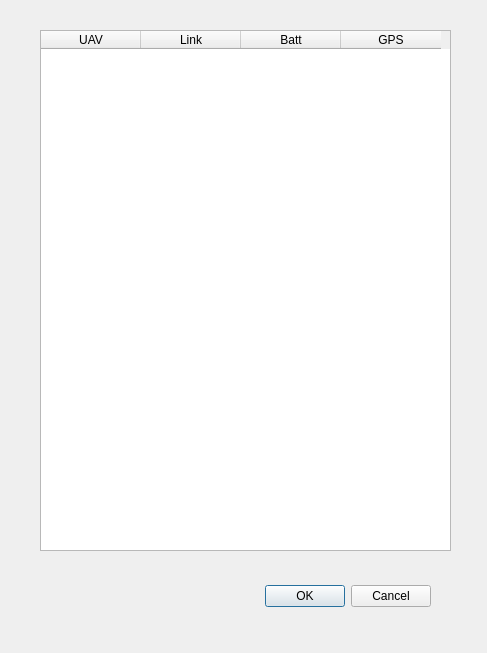
This is SwarmCommander/modules/sc_qt_gui/dashboardDialog.ui in jaymonty/swarmcommander as Qt 5 draws it before an edit. The edited form follows.
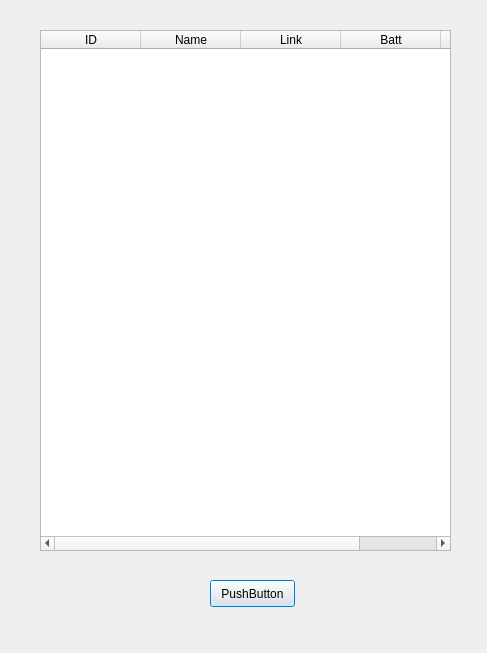
This is the edited form.

Commit message: qt_gui: Dashboard more fleshed out.

```diff
--- a/SwarmCommander/modules/sc_qt_gui/dashboardDialog.ui
+++ b/SwarmCommander/modules/sc_qt_gui/dashboardDialog.ui
@@ -13,22 +13,6 @@
   <property name="windowTitle">
    <string>Dashboard</string>
   </property>
-  <widget class="QDialogButtonBox" name="buttonBox">
-   <property name="geometry">
-    <rect>
-     <x>90</x>
-     <y>580</y>
-     <width>341</width>
-     <height>32</height>
-    </rect>
-   </property>
-   <property name="orientation">
-    <enum>Qt::Horizontal</enum>
-   </property>
-   <property name="standardButtons">
-    <set>QDialogButtonBox::Cancel|QDialogButtonBox::Ok</set>
-   </property>
-  </widget>
   <widget class="QTableWidget" name="tableWidget">
    <property name="geometry">
     <rect>
@@ -40,7 +24,12 @@
    </property>
    <column>
     <property name="text">
-     <string>UAV</string>
+     <string>ID</string>
+    </property>
+   </column>
+   <column>
+    <property name="text">
+     <string>Name</string>
     </property>
    </column>
    <column>
@@ -59,6 +48,19 @@
     </property>
    </column>
   </widget>
+  <widget class="QPushButton" name="pushButton">
+   <property name="geometry">
+    <rect>
+     <x>210</x>
+     <y>580</y>
+     <width>85</width>
+     <height>27</height>
+    </rect>
+   </property>
+   <property name="text">
+    <string>PushButton</string>
+   </property>
+  </widget>
  </widget>
  <resources/>
  <connections>
```
Left out of the diff: 35 changed lines with no effect on the pictures. The commit also changes 3 other files.
